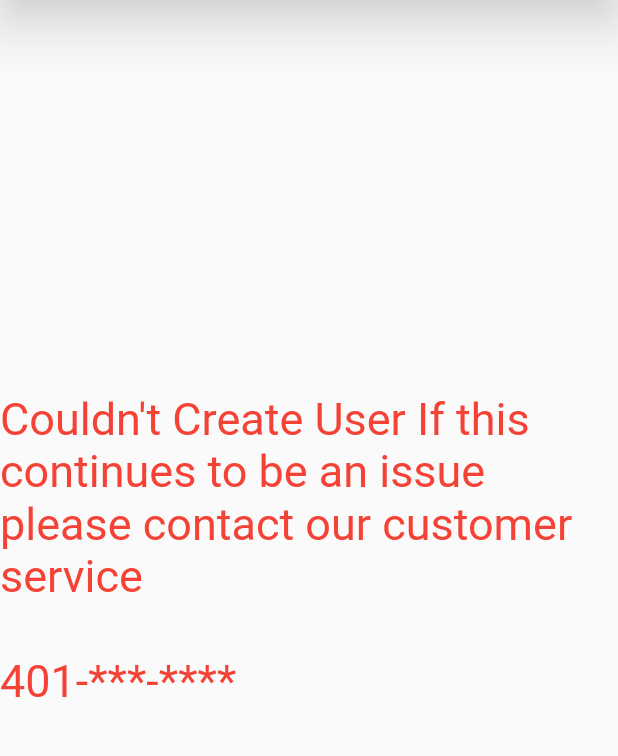
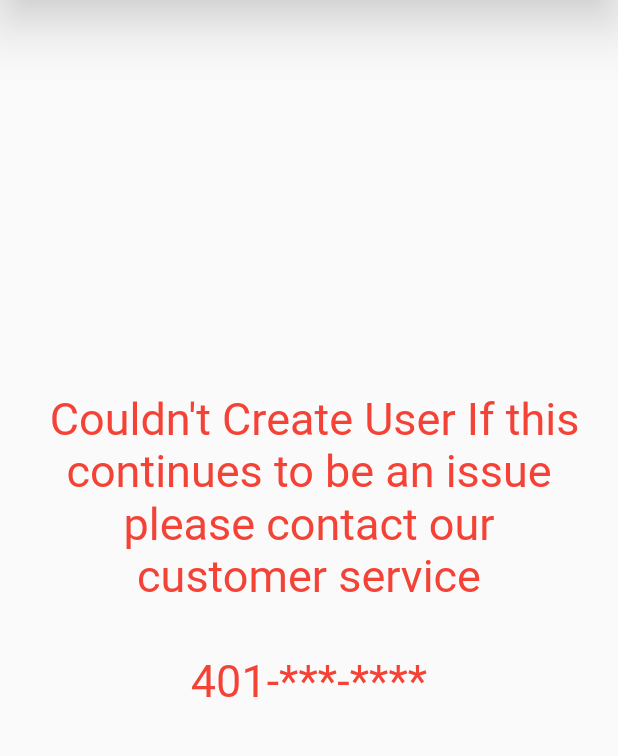
Before and after one commit to gardnerapp/newport_marine_ios, a Flutter app: the CreateUserErrorPage screen opened directly, on a phone screen of 412 x 824 dp, the part 110-866 px from its top. Run offline on Flutter 3.47's test engine with Material 2 defaults, Android fonts, the phone set to English and light mode, and no system bars.

```diff
--- a/lib/api/error.dart
+++ /dev/null
@@ -1,28 +0,0 @@
-import 'package:flutter/material.dart';
-
-
-class CreateUserErrorPage extends StatelessWidget {
-//TODO Tidy up borth Error Pages
-  @override
-  Widget build(BuildContext context) {
-    return Scaffold(
-      appBar: AppBar(
-        title: Text("Error !!"),
-        elevation: 16.0,
-        leading: IconButton(icon: Icon(Icons.arrow_back), onPressed: (){
-          Navigator.pop(context);
-        }),
-      ),
-      body: Column(
-        mainAxisAlignment: MainAxisAlignment.center,
-        crossAxisAlignment: CrossAxisAlignment.center,
-        children: <Widget>[
-          Container(child: Center(
-            child: Text("Couldn't Create User If this continues to be an issue please contact our customer service\n\n401-***-****",
-              style: TextStyle(color: Colors.red, fontSize: 30.0),)
-          ),)
-        ],
-      )
-    );
-  }
-}
--- /dev/null
+++ b/lib/authentication_pages/error.dart
@@ -0,0 +1,24 @@
+import 'package:flutter/material.dart';
+
+
+class CreateUserErrorPage extends StatelessWidget {
+//TODO Tidy up borth Error Pages
+  @override
+  Widget build(BuildContext context) {
+    return Scaffold(
+      appBar: AppBar(
+        title: Text("Error !!"),
+        elevation: 16.0,
+        leading: IconButton(icon: Icon(Icons.arrow_back), onPressed: (){
+          Navigator.pop(context);
+        }),
+      ),
+      body:
+          Container(
+            padding: EdgeInsets.all(20.0),
+            child: Center(
+            child: Text("\tCouldn't Create User If this continues to be an issue please contact our customer service\n\n401-***-****",
+              style: TextStyle(color: Colors.red, fontSize: 30.0), textAlign: TextAlign.center,)
+          ),));
+  }
+}
--- a/lib/authentication_pages/sign_in.dart
+++ b/lib/authentication_pages/sign_in.dart
@@ -5,6 +5,7 @@ import 'package:dilibro_boat/authentication_pages/login_error.dart';
 import 'package:dilibro_boat/forms/form_styles.dart';
 import 'package:dilibro_boat/forms/raised_icon_style.dart';
 import 'package:dilibro_boat/models/user.dart';
+import 'package:dilibro_boat/services/services_home.dart';
 import 'package:flutter/material.dart';
 
 
@@ -69,7 +70,7 @@ class _SignInState extends State<SignIn> {
                                   context,
                                   MaterialPageRoute(
                                       builder: (context) =>
-                                          CreateBoat(user: user)));
+                                          ServicesHome(user: user)));
                             } else {
                               print("Non Exception Executed ");
                               PushError();
--- a/lib/authentication_pages/sign_up.dart
+++ b/lib/authentication_pages/sign_up.dart
@@ -1,7 +1,7 @@
 import 'dart:convert';
 
 import 'package:dilibro_boat/api/authentication_request.dart';
-import 'package:dilibro_boat/api/error.dart';
+import 'package:dilibro_boat/authentication_pages/error.dart';
 import 'package:dilibro_boat/forms/create_boat.dart';
 import 'package:dilibro_boat/forms/form_styles.dart';
 import 'package:dilibro_boat/forms/raised_icon_style.dart';
--- a/lib/main.dart
+++ b/lib/main.dart
@@ -40,10 +40,10 @@ class MyApp extends StatelessWidget {
 class Home extends StatelessWidget {
   @override
   Widget build(BuildContext context) {
-    return ThankYou();
-      WashPage();
+    return //ThankYou();
+     // WashPage();
 
-   // Auth();
+   Auth();
    // ServicesHome();
    // CreateBoat();
   }
--- a/lib/models/boat.dart
+++ b/lib/models/boat.dart
@@ -0,0 +1,8 @@
+class Boat{
+  int userId;
+  final String name;
+  final double length;
+  final String location;
+
+  Boat(this.name, this.length, this.location);
+}
--- a/lib/models/user.dart
+++ b/lib/models/user.dart
@@ -1,9 +1,11 @@
+import 'package:dilibro_boat/models/boat.dart';
+
 class User{
   int id;
   String name;
   String email;
   String phone;
-  //TODO Boats
+  Boat boat;
 
   User({this.name, this.email, this.phone, this.id});
 
@@ -15,4 +17,8 @@ class User{
     this.phone = map['phone'];
   }
 
+  User.addBoat(Boat boat){
+    this.boat = boat;
+  }
+
 }
--- a/lib/services/service_tile.dart
+++ b/lib/services/service_tile.dart
@@ -19,6 +19,7 @@ class ServicesTile extends StatelessWidget {
       child: InkWell(
         splashColor: Colors.blueGrey,
         onTap: () {
+          //TODO add On Tapped Routinng
           Navigator.push(context, MaterialPageRoute(builder: (context) => WashPage()));
         },
         child: Container(
--- a/lib/services/services_home.dart
+++ b/lib/services/services_home.dart
@@ -1,5 +1,6 @@
 import 'package:dilibro_boat/app_bar_styling.dart';
 import 'package:dilibro_boat/forms/raised_icon_style.dart';
+import 'package:dilibro_boat/models/user.dart';
 import 'package:dilibro_boat/services/service_tile.dart';
 import 'package:flutter/material.dart';
 
@@ -10,6 +11,9 @@ import 'package:flutter/material.dart';
 
 
 class ServicesHome extends StatelessWidget {
+  final User user;
+
+  const ServicesHome({Key key, this.user}) : super(key: key);
   @override
   Widget build(BuildContext context) {
     return Scaffold(
```
Also changed, not shown: lib/api/authentication_request.dart (+13 -0 lines), lib/authentication_pages/login_error.dart (+7 -11 lines), lib/forms/create_boat.dart (+22 -8 lines), lib/forms/create_boat_error.dart (added, +22 -0 lines).
